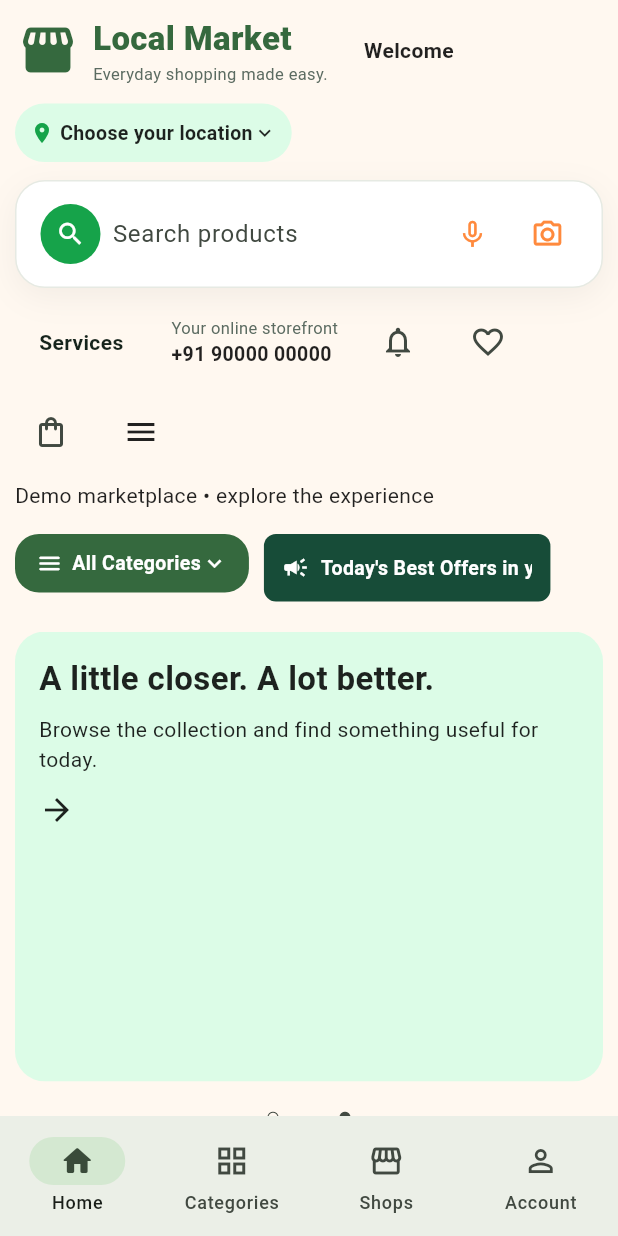
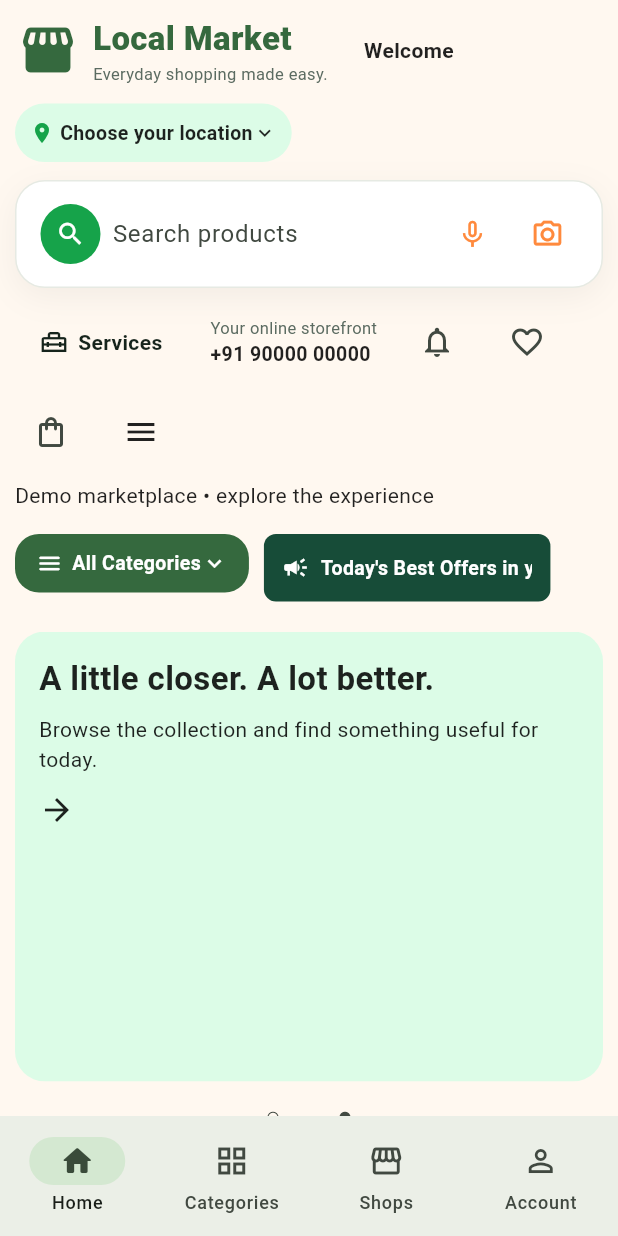
Before and after one commit to seshu1339-sys/my-project, a Flutter app: the screen it shows after launch, on a phone screen of 412 x 824 dp. Run offline on Flutter 3.47's test engine with Material 3 defaults, Android fonts, the phone set to English and light mode, and no system bars; our stand-ins replace cloud_firestore, cloud_functions, firebase_auth, firebase_core, firebase_messaging, firebase_storage and 7 more; missing offline and left inert: dart:js_interop; accounts and stored records are empty; Roboto replaces fonts that are missing (Arial).

Commit message:
Header: add admin-changeable icon image next to Services label
New 'iconUrl' field on the 'services' layout component (editable via
UI Customization -> Layout Settings -> Services -> "Icon image URL"),
rendered next to the Services text in the header. Falls back to a
generic icon when no URL is set, same error-tolerant pattern as the
business logo. Text wrapped in Flexible so the Row can shrink instead
of hard-overflowing when header space is squeezed (narrow viewport or
an admin-set extreme margin/padding elsewhere).

Co-Authored-By: Claude Sonnet 5 <noreply@anthropic.com>

```diff
--- a/lib/ui/layout_editor.dart
+++ b/lib/ui/layout_editor.dart
@@ -428,7 +428,7 @@ class LayoutFieldsFormState extends State<LayoutFieldsForm> {
           controller: controllers[key],
           decoration: InputDecoration(
             labelText: dimensionFields[key]?.$1 ??
-                {'fontFamily': 'Font family'}[key],
+                {'fontFamily': 'Font family', 'iconUrl': 'Icon image URL (optional)'}[key],
             suffixText: isPixel ? 'px' : null,
             helperText: dimensionFields.containsKey(key)
                 ? '${dimensionFields[key]!.$2} – ${dimensionFields[key]!.$3}'
--- a/lib/ui/layout_settings.dart
+++ b/lib/ui/layout_settings.dart
@@ -188,6 +188,7 @@ List<String> allFieldsFor(String component) {
     if (['notice', 'ads', 'boxes'].contains(component)) 'direction',
     if (['ads', 'boxes'].contains(component)) 'scrollEnabled',
     if (['products', 'popular', 'localServices'].contains(component)) 'alignment',
+    if (component == 'services') 'iconUrl',
   ];
 }
 
--- a/lib/ui/responsive_header_bar.dart
+++ b/lib/ui/responsive_header_bar.dart
@@ -130,6 +130,7 @@ class ResponsiveHeader extends StatelessWidget {
     final settings = store.entries('settings');
     final header = layoutFor(context, settings, 'header');
     final logo = layoutFor(context, settings, 'logo');
+    final servicesIconUrl = layoutFor(context, settings, 'services').entry.text('iconUrl');
     return LayoutSection(
       layout: header,
       child: LayoutBuilder(
@@ -270,18 +271,51 @@ class ResponsiveHeader extends StatelessWidget {
                 // Visible "Services" shortcut (was hamburger-menu-only) —
                 // plain text, matching the wireframe's unadorned header
                 // label style (no button chrome/icon, same as the other
-                // header items).
+                // header items) — plus an admin-changeable icon image
+                // (Layout Settings → Services → "Icon image URL"), falling
+                // back to a generic services icon when none is set.
                 InkWell(
                   borderRadius: BorderRadius.circular(AppTokens.radiusSm),
                   onTap: onServices,
                   child: Padding(
                     padding: const EdgeInsets.symmetric(horizontal: 4, vertical: 4),
+                    child: Row(
+                      mainAxisSize: MainAxisSize.min,
+                      children: [
+                        SizedBox(
+                          width: 20,
+                          height: 20,
+                          child: servicesIconUrl.isEmpty
+                              ? const Icon(Icons.home_repair_service_outlined, size: 20, color: AppTokens.textPrimary)
+                              : Image.network(
+                                  servicesIconUrl,
+                                  fit: BoxFit.contain,
+                                  errorBuilder: (_, error, stack) => const Icon(
+                                    Icons.home_repair_service_outlined,
+                                    size: 20,
+                                    color: AppTokens.textPrimary,
+                                  ),
+                                ),
+                        ),
+                        const SizedBox(width: 6),
+                        // Flexible (not a bare Text) so this can shrink
+                        // instead of forcing the Row to its full natural
+                        // width -- a Row with no flexible child can hard
+                        // RenderFlex-overflow when available header space
+                        // is squeezed (narrow viewport, or an admin-set
+                        // extreme margin/padding elsewhere in the header).
+                        Flexible(
                           child: Text(
                             'Services'.tr(context),
+                            maxLines: 1,
+                            overflow: TextOverflow.ellipsis,
                             style: const TextStyle(
                               fontWeight: FontWeight.w700,
                               color: AppTokens.textPrimary,
                             ),
+                          ),
+                        ),
+                      ],
                     ),
                   ),
                 ),
```
Lines whose indentation alone changed are shown as unchanged.
